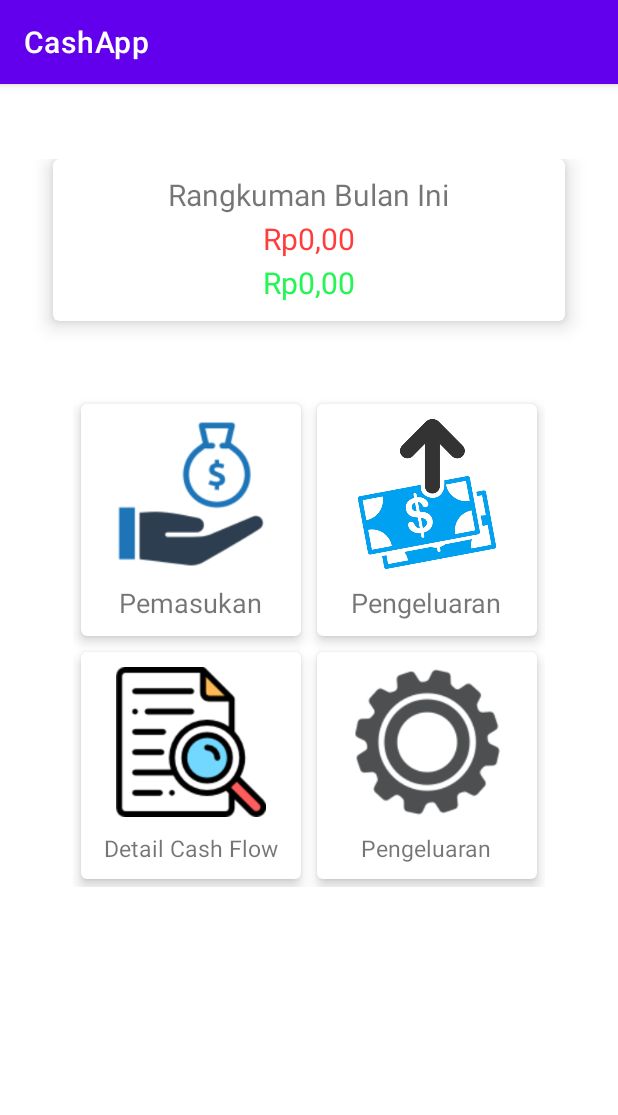
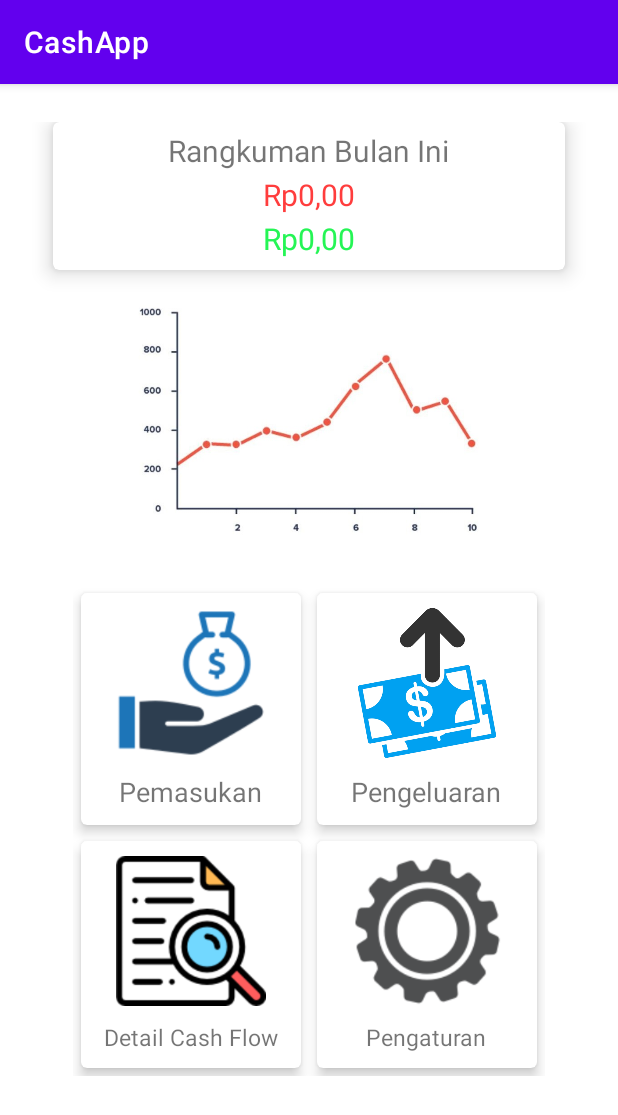
Before and after one commit to ptrnd/cashapp, an Android app: the HomeActivity screen opened directly, with no data from a screen before it, on a phone screen of 412 x 824 dp. Shown: the top 1115 px of the screen. Run offline under Robolectric (Android 15) with nearby library versions, the phone set to English and light mode, and no system bars; our stand-ins replace Room's generated code.

Commit message:
edit nampilkan rupiah + scrollview

```diff
--- a/app/src/main/res/layout/activity_detail_flow.xml
+++ b/app/src/main/res/layout/activity_detail_flow.xml
@@ -5,6 +5,9 @@
     android:layout_width="match_parent"
     android:layout_height="match_parent"
     tools:context=".DetailFlowActivity">
+    <ScrollView
+        android:layout_width="match_parent"
+        android:layout_height="match_parent">
         <LinearLayout
             android:layout_width="match_parent"
             android:layout_height="match_parent"
@@ -27,7 +30,9 @@
                 android:id="@+id/btn_back_detail"
                 android:layout_width="match_parent"
                 android:layout_height="wrap_content"
+                android:layout_marginBottom="20dp"
                 android:backgroundTint="@color/orange"
                 android:text="@string/kembali_txt"/>
         </LinearLayout>
+    </ScrollView>
 </androidx.constraintlayout.widget.ConstraintLayout>
--- a/app/src/main/res/layout/activity_home.xml
+++ b/app/src/main/res/layout/activity_home.xml
@@ -6,11 +6,14 @@
     android:layout_height="match_parent"
     tools:context=".HomeActivity">
 
+    <ScrollView
+        android:layout_width="match_parent"
+        android:layout_height="match_parent">
         <LinearLayout
             android:id="@+id/ll_home"
             android:layout_width="match_parent"
             android:layout_height="wrap_content"
-        android:layout_marginVertical="30dp"
+            android:layout_marginVertical="5dp"
             android:padding="20dp"
             app:layout_constraintStart_toStartOf="parent"
             app:layout_constraintEnd_toEndOf="parent"
@@ -26,7 +29,7 @@
                     android:id="@+id/ll_header"
                     android:layout_width="match_parent"
                     android:layout_height="wrap_content"
-                android:paddingVertical="10dp"
+                    android:paddingVertical="5dp"
                     android:orientation="vertical"
                     android:gravity="center">
                     <TextView
@@ -43,7 +46,7 @@
                         android:layout_height="wrap_content"
                         android:textColor="@color/red"
                         android:textSize="20sp"
-                    android:text="Pengeluaran: Rp. "
+                        android:text="Pengeluaran: Rp. 0"
                         android:layout_marginBottom="2dp"/>
 
                     <TextView
@@ -52,15 +55,17 @@
                         android:layout_height="wrap_content"
                         android:textColor="@color/green"
                         android:textSize="20sp"
-                    android:text="Pemasukan: Rp. "
+                        android:text="Pemasukan: Rp. 0"
                         android:layout_marginBottom="2dp"/>
                 </LinearLayout>
             </com.google.android.material.card.MaterialCardView>
 
-        <Space
-            android:layout_width="match_parent"
-            android:layout_height="wrap_content"
-            android:layout_marginVertical="20dp"/>
+
+            <ImageView
+                android:layout_width="256dp"
+                android:layout_height="200dp"
+                android:scaleType="fitCenter"
+                android:src="@drawable/line_graph"/>
 
             <GridLayout
                 android:id="@+id/grid_button"
@@ -187,11 +192,11 @@
                             android:layout_marginTop="10dp"
                             android:focusable="true"
                             android:clickable="true"
-                        android:text="Pengeluaran"
+                            android:text="Pengaturan"
                             android:textSize="15sp"/>
                     </LinearLayout>
                 </com.google.android.material.card.MaterialCardView>
             </GridLayout>
         </LinearLayout>
-
+    </ScrollView>
 </androidx.constraintlayout.widget.ConstraintLayout>
--- a/app/src/main/res/layout/activity_login.xml
+++ b/app/src/main/res/layout/activity_login.xml
@@ -93,7 +93,8 @@
             <com.google.android.material.textfield.TextInputEditText
                 android:id="@+id/edit_login_password"
                 android:layout_width="match_parent"
-                android:layout_height="wrap_content"/>
+                android:layout_height="wrap_content"
+                android:inputType="textPassword"/>
         </com.google.android.material.textfield.TextInputLayout>
 
         <LinearLayout
```
Also changed, not shown: app/src/main/java/com/ptrnd/cashapp/ListAdapter.kt (+11 -4 lines), app/src/main/java/com/ptrnd/cashapp/PemasukanActivity.kt (+31 -4 lines), app/src/main/java/com/ptrnd/cashapp/PengeluaranActivity.kt (+34 -4 lines), app/src/main/res/drawable/line_graph.jpg (added). Lines whose indentation alone changed are shown as unchanged.
